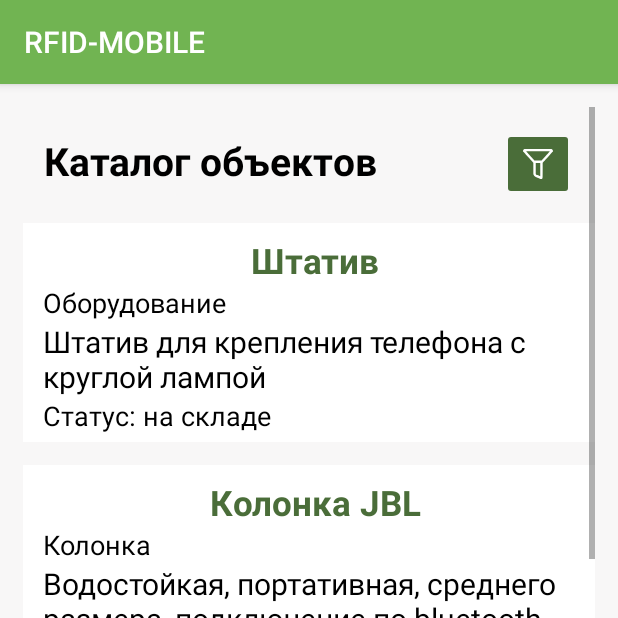
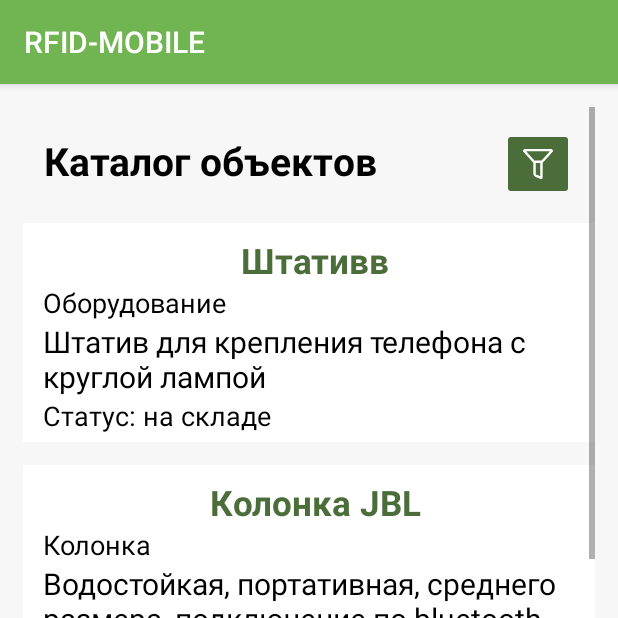
Before and after one commit to RusakovRodion/Rfid-mobile, an Android app: the screen it shows after launch (MainActivity), on a phone screen of 412 x 824 dp, the top half of it. Run offline under Robolectric (Android 15) with nearby library versions, the phone set to English and light mode, and no system bars.

```diff
--- a/app/src/main/java/com/example/rfid_mobile/MainActivity.java
+++ b/app/src/main/java/com/example/rfid_mobile/MainActivity.java
@@ -26,7 +26,7 @@ public class MainActivity extends AppCompatActivity {
 
         ArrayList<ObjectClass> objects = new ArrayList<>();
         //TODO Тут была проверка на нулевой список objects, но он всегда пустой :Ъ я убрал.
-        objects.add(new ObjectClass(0, "Штатив", "Штатив для крепления телефона с круглой лампой", true, "Оборудование"));
+        objects.add(new ObjectClass(0, "Штативв", "Штатив для крепления телефона с круглой лампой", true, "Оборудование"));
         objects.add(new ObjectClass(1, "Колонка JBL", "Водостойкая, портативная, среднего размера, подключение по bluetooth", false, "Колонка"));
         objects.add(new ObjectClass(2, "Лампа", "Свет для съемок", true, "Оборудование"));
         objects.add(new ObjectClass(3, "Стабилизатор", "Стабилизирует телефон при съемке", false, "Оборудование"));
```
